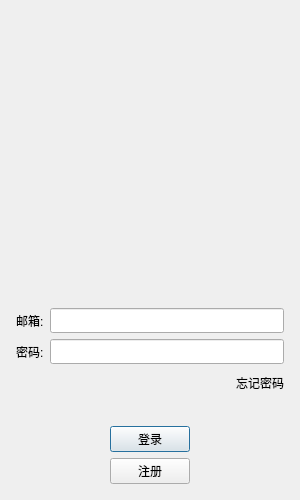
zyuhao7/WeChat, file ChatClient/logindialog.ui: the form before one commit.
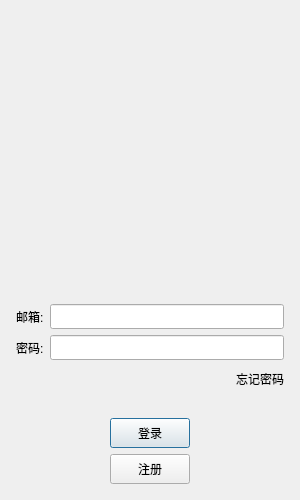
The form after the commit. Custom widgets are drawn as their Qt base class.

Patch:
```diff
--- a/ChatClient/logindialog.ui
+++ b/ChatClient/logindialog.ui
@@ -253,12 +253,21 @@
        </item>
        <item>
         <widget class="QPushButton" name="login_btn">
+         <property name="minimumSize">
+          <size>
+           <width>80</width>
+           <height>30</height>
+          </size>
+         </property>
          <property name="maximumSize">
           <size>
-           <width>100</width>
+           <width>80</width>
            <height>30</height>
           </size>
          </property>
+         <property name="styleSheet">
+          <string notr="true"/>
+         </property>
          <property name="text">
           <string>登录</string>
          </property>
@@ -296,12 +305,21 @@
        </item>
        <item>
         <widget class="QPushButton" name="reg_btn">
+         <property name="minimumSize">
+          <size>
+           <width>80</width>
+           <height>30</height>
+          </size>
+         </property>
          <property name="maximumSize">
           <size>
-           <width>100</width>
+           <width>120</width>
            <height>30</height>
           </size>
          </property>
+         <property name="styleSheet">
+          <string notr="true"/>
+         </property>
          <property name="text">
           <string>注册</string>
          </property>
```
Left out of the diff: 4 changed lines with no effect on the pictures.
